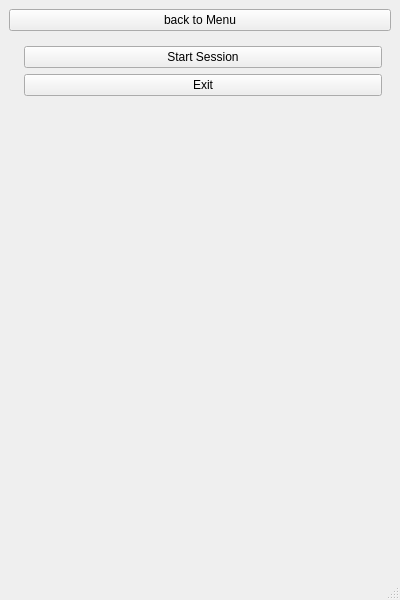
Old version of the form mainwindow.ui in the repository TheEvilRoot/2CourseWork.
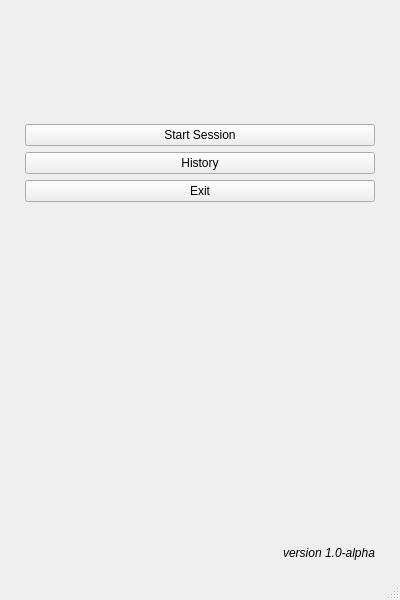
New version of the form. Icons and pictures are not drawn.

Patch:
```diff
--- a/mainwindow.ui
+++ b/mainwindow.ui
@@ -24,26 +24,87 @@
   </property>
   <widget class="QWidget" name="centralwidget">
    <layout class="QGridLayout" name="gridLayout">
-    <item row="1" column="0">
+    <item row="0" column="0">
      <widget class="QStackedWidget" name="stackedWidget">
       <property name="currentIndex">
        <number>0</number>
       </property>
       <widget class="QWidget" name="menuPage">
-       <layout class="QFormLayout" name="formLayout_2">
-        <item row="1" column="1">
-         <widget class="QPushButton" name="startSession">
+       <layout class="QGridLayout" name="gridLayout_5">
+        <item row="0" column="0">
+         <widget class="QLabel" name="label_4">
+          <property name="sizePolicy">
+           <sizepolicy hsizetype="Fixed" vsizetype="Fixed">
+            <horstretch>0</horstretch>
+            <verstretch>0</verstretch>
+           </sizepolicy>
+          </property>
+          <property name="minimumSize">
+           <size>
+            <width>350</width>
+            <height>100</height>
+           </size>
+          </property>
           <property name="text">
-           <string>Start Session</string>
+           <string/>
+          </property>
+          <property name="pixmap">
+           <pixmap resource="resources.qrc">:/logo/english_logo.png</pixmap>
+          </property>
+          <property name="scaledContents">
+           <bool>true</bool>
+          </property>
+          <property name="alignment">
+           <set>Qt::AlignCenter</set>
+          </property>
+          <property name="textInteractionFlags">
+           <set>Qt::NoTextInteraction</set>
           </property>
          </widget>
         </item>
-        <item row="2" column="1">
-         <widget class="QPushButton" name="go2exit">
-          <property name="text">
-           <string>Exit</string>
-          </property>
-         </widget>
+        <item row="1" column="0">
+         <layout class="QGridLayout" name="gridLayout_6">
+          <item row="0" column="0">
+           <widget class="QPushButton" name="startSession">
+            <property name="text">
+             <string>Start Session</string>
+            </property>
+           </widget>
+          </item>
+          <item row="1" column="0">
+           <widget class="QPushButton" name="pushButton">
+            <property name="text">
+             <string>History</string>
+            </property>
+           </widget>
+          </item>
+          <item row="2" column="0">
+           <widget class="QPushButton" name="go2exit">
+            <property name="text">
+             <string>Exit</string>
+            </property>
+           </widget>
+          </item>
+          <item row="3" column="0">
+           <widget class="QLabel" name="label_5">
+            <property name="sizePolicy">
+             <sizepolicy hsizetype="Preferred" vsizetype="Minimum">
+              <horstretch>0</horstretch>
+              <verstretch>0</verstretch>
+             </sizepolicy>
+            </property>
+            <property name="text">
+             <string>&lt;i&gt;version 1.0-alpha&lt;/i&gt;</string>
+            </property>
+            <property name="textFormat">
+             <enum>Qt::RichText</enum>
+            </property>
+            <property name="alignment">
+             <set>Qt::AlignBottom|Qt::AlignRight|Qt::AlignTrailing</set>
+            </property>
+           </widget>
+          </item>
+         </layout>
         </item>
        </layout>
       </widget>
@@ -164,13 +225,6 @@
       </widget>
      </widget>
     </item>
-    <item row="0" column="0">
-     <widget class="QPushButton" name="back2MenuButton">
-      <property name="text">
-       <string>back to Menu</string>
-      </property>
-     </widget>
-    </item>
    </layout>
   </widget>
   <widget class="QStatusBar" name="statusbar"/>
```
Left out of the diff: 4 changed lines with no effect on the pictures.
